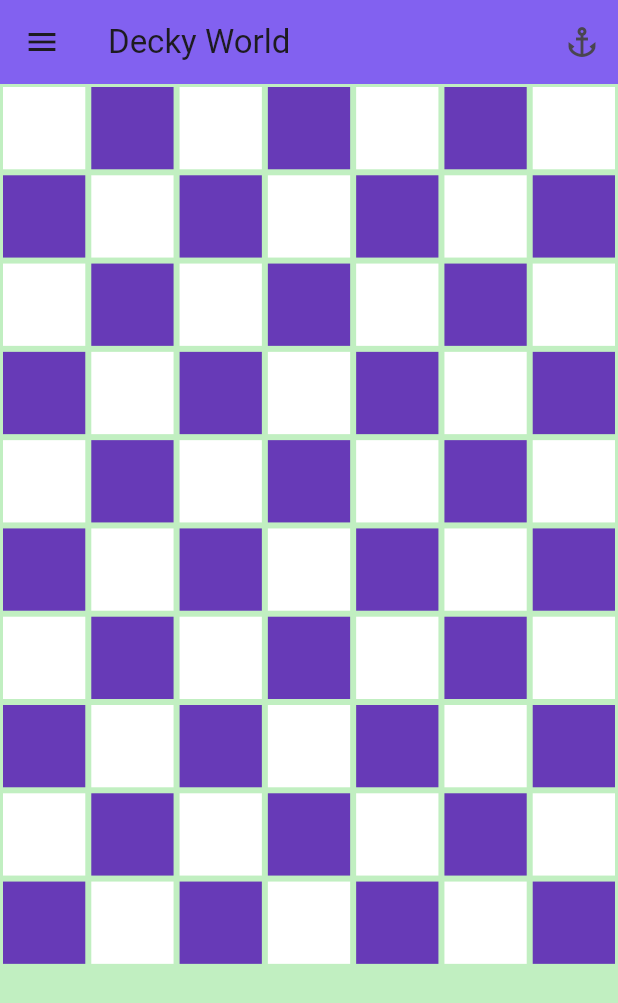
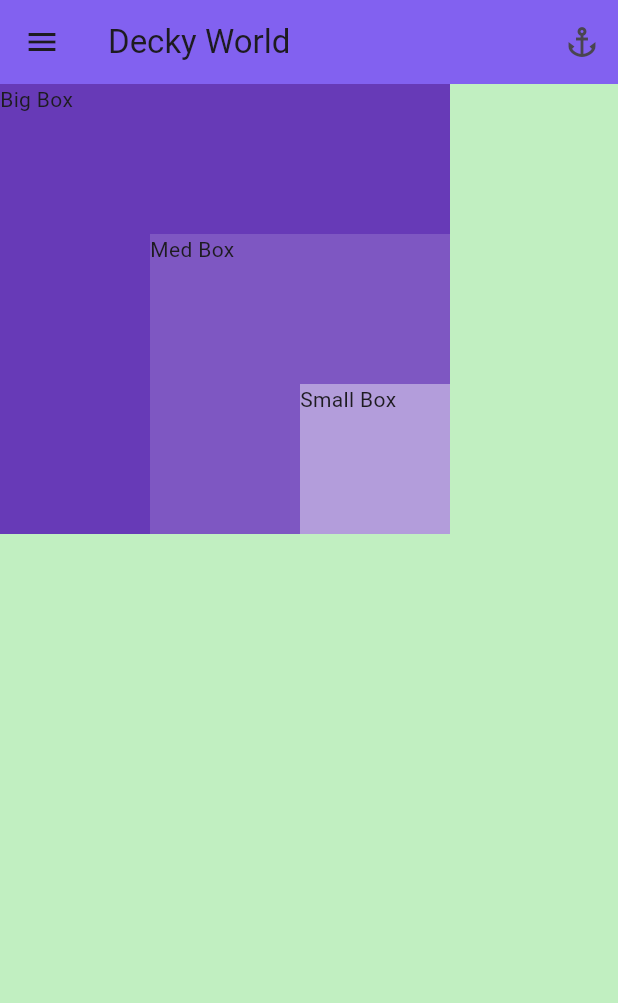
Before and after one commit to KatrinaHuberJuma/learning-flutter, a Flutter app: the screen it shows after launch, on a phone screen of 412 x 824 dp. Shown: the top 1003 px of the screen. Run offline on Flutter 3.47's test engine with Material 3 defaults, Android fonts, the phone set to English and light mode, and no system bars.

Commit message:
stacking squares with Stack, shades of purple

```diff
--- a/lib/main.dart
+++ b/lib/main.dart
@@ -27,15 +27,16 @@ class MyApp extends StatelessWidget {
               ),
           ]
         ),
-        body: GridView.builder(
-          itemCount: 70,
-          gridDelegate:
-            // how many in each row
-            SliverGridDelegateWithFixedCrossAxisCount(crossAxisCount: 7),
-          itemBuilder: (context, index) => Container(
-            color: (index % 2 == 0) ? Colors.white : Colors.deepPurple,
-            margin: EdgeInsets.all(2),
-            )
+        body: Stack(
+          alignment: Alignment.bottomRight,
+          children: [
+            //big box
+            Container( height: 300, width: 300, color: Colors.deepPurple, child: Text("Big Box"),),
+            //medium box
+            Container( height: 200, width: 200, color: Colors.deepPurple[400], child: Text("Med Box"),),
+            //small box
+            Container( height: 100, width: 100, color: Colors.deepPurple[200], child: Text("Small Box"),),
+          ],
           )
       ),
     );
```
